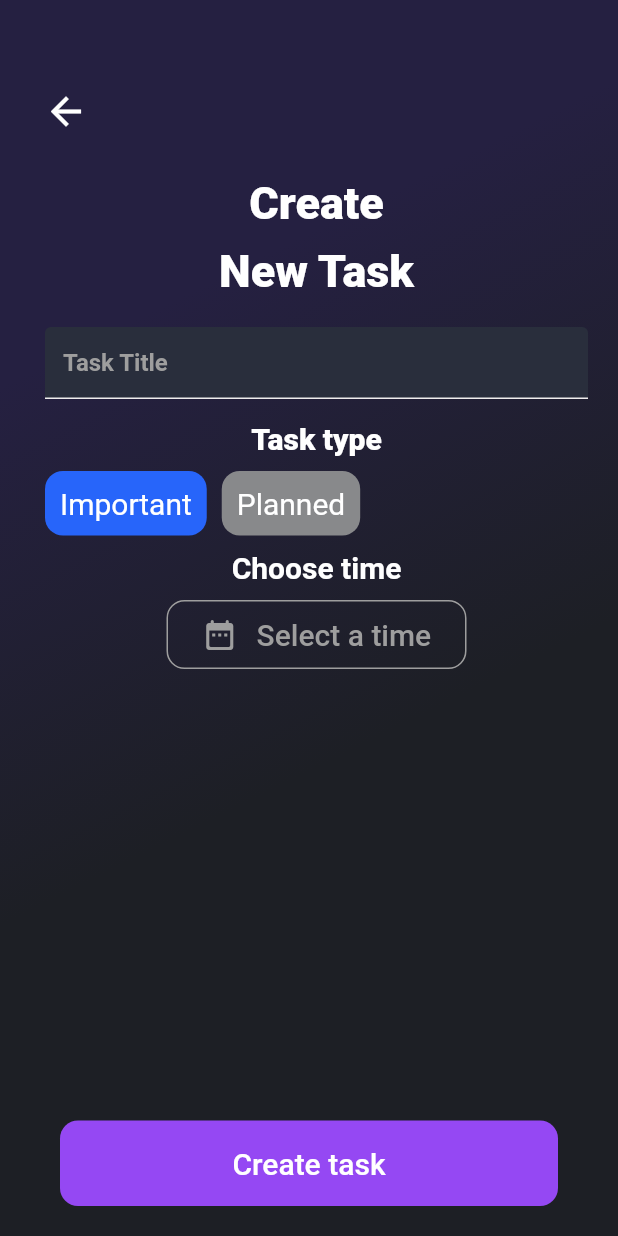
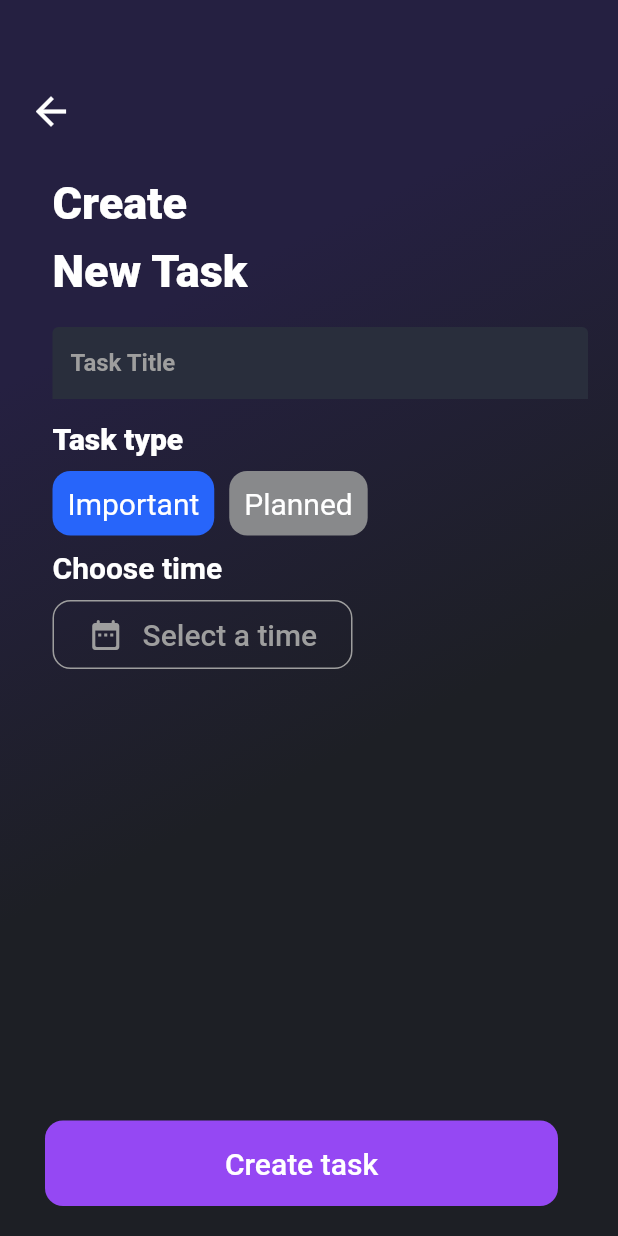
Before and after one commit to kishore-klassy/todoAPP, a Flutter app: the HomePage screen opened directly, item 2 of the bottom bar chosen, on a phone screen of 412 x 824 dp. Run offline on Flutter 3.47's test engine with Material 2 defaults, Android fonts, the phone set to English and light mode, and no system bars; our stand-ins replace flutter_slidable, google_fonts, hive, hive_flutter, lottie; missing offline and left inert: msh_checkbox; accounts and stored records are empty.

Commit message:
Version 2.2 successfull launch

```diff
--- a/lib/components/create_task_page.dart
+++ b/lib/components/create_task_page.dart
@@ -16,6 +16,7 @@ class CreateNewTaskPage extends StatefulWidget {
 }
 
 class _CreateNewTaskPageState extends State<CreateNewTaskPage> {
+
   TimeOfDay? _timeOfDay;
   void _showTimePicker() async {
     final selectedTime =
@@ -30,7 +31,7 @@ class _CreateNewTaskPageState extends State<CreateNewTaskPage> {
   @override
   Widget build(BuildContext context) {
     return Scaffold(
-      resizeToAvoidBottomInset:false ,
+        resizeToAvoidBottomInset: false,
         body: Container(
           decoration: const BoxDecoration(
               gradient: LinearGradient(
@@ -44,7 +45,7 @@ class _CreateNewTaskPageState extends State<CreateNewTaskPage> {
                   begin: Alignment(0, -1),
                   //end: Alignment(10, 10),
                   stops: [0.30, 1])),
-      padding: const EdgeInsets.only(top: 50, left: 20, right: 20),
+          padding: const EdgeInsets.only(top: 50, left: 10, right: 20),
           height: MediaQuery.of(context).size.height,
           width: MediaQuery.of(context).size.width,
           child: Column(
@@ -61,13 +62,17 @@ class _CreateNewTaskPageState extends State<CreateNewTaskPage> {
               const SizedBox(
                 height: 20,
               ),
-          Padding(padding: EdgeInsets.only(left: 10),child: Column(
-
+              Padding(
+                padding: EdgeInsets.only(left: 25),
+                child: Column(
+                  crossAxisAlignment: CrossAxisAlignment.start,
                   children: [
                     Text(
                       "Create",
                       style: GoogleFonts.aBeeZee(
-                fontSize: 30, fontWeight: FontWeight.w800, color: Colors.white),
+                          fontSize: 30,
+                          fontWeight: FontWeight.w800,
+                          color: Colors.white),
                     ),
                     const SizedBox(
                       height: 10,
@@ -75,7 +80,9 @@ class _CreateNewTaskPageState extends State<CreateNewTaskPage> {
                     Text(
                       "New Task",
                       style: GoogleFonts.aBeeZee(
-                fontSize: 30, fontWeight: FontWeight.w800, color: Colors.white),
+                          fontSize: 30,
+                          fontWeight: FontWeight.w800,
+                          color: Colors.white),
                     ),
                     const SizedBox(
                       height: 20,
@@ -89,15 +96,16 @@ class _CreateNewTaskPageState extends State<CreateNewTaskPage> {
                         decoration: const InputDecoration(
                           border: OutlineInputBorder(
                               borderSide: BorderSide.none,
-                    borderRadius: BorderRadius.all(Radius.circular(20))),
+                              borderRadius:
+                                  BorderRadius.all(Radius.circular(12))),
                           disabledBorder: OutlineInputBorder(
-                    borderRadius: BorderRadius.all(Radius.circular(12))),
+                              borderRadius:
+                                  BorderRadius.all(Radius.circular(12))),
                           hintText: "Task Title",
-                hintStyle:
-                    TextStyle(color: Colors.grey, fontWeight: FontWeight.w600),
-                enabledBorder: UnderlineInputBorder(
-                    borderSide:
-                        BorderSide(color: Color.fromARGB(255, 239, 237, 237))),
+                          hintStyle: TextStyle(
+                              color: Colors.grey, fontWeight: FontWeight.w600),
+                          enabledBorder:
+                              UnderlineInputBorder(borderSide: BorderSide.none),
                           fillColor: Color.fromARGB(255, 41, 46, 60),
                           filled: true,
                         )),
@@ -115,26 +123,30 @@ class _CreateNewTaskPageState extends State<CreateNewTaskPage> {
                     Row(
                       children: [
                         Container(
-                padding: const EdgeInsets.symmetric(vertical: 10, horizontal: 10),
+                          padding: const EdgeInsets.symmetric(
+                              vertical: 10, horizontal: 10),
                           decoration: BoxDecoration(
                               borderRadius: BorderRadius.circular(12),
                               color: const Color.fromARGB(255, 39, 101, 250)),
                           child: Text(
                             "Important",
-                  style: GoogleFonts.aBeeZee(color: Colors.white, fontSize: 20),
+                            style: GoogleFonts.aBeeZee(
+                                color: Colors.white, fontSize: 20),
                           ),
                         ),
                         const SizedBox(
                           width: 10,
                         ),
                         Container(
-                padding: const EdgeInsets.symmetric(vertical: 10, horizontal: 10),
+                          padding: const EdgeInsets.symmetric(
+                              vertical: 10, horizontal: 10),
                           decoration: BoxDecoration(
                               borderRadius: BorderRadius.circular(12),
                               color: const Color.fromARGB(255, 136, 137, 139)),
                           child: Text(
                             "Planned",
-                  style: GoogleFonts.aBeeZee(color: Colors.white, fontSize: 20),
+                            style: GoogleFonts.aBeeZee(
+                                color: Colors.white, fontSize: 20),
                           ),
                         ),
                       ],
@@ -142,7 +154,6 @@ class _CreateNewTaskPageState extends State<CreateNewTaskPage> {
                     const SizedBox(
                       height: 10,
                     ),
-
                     Text("Choose time",
                         style: GoogleFonts.aBeeZee(
                             color: Colors.white,
@@ -153,8 +164,8 @@ class _CreateNewTaskPageState extends State<CreateNewTaskPage> {
                       onTap: _showTimePicker,
                       child: Container(
                         constraints: const BoxConstraints(maxWidth: 200),
-                  padding:
-                      const EdgeInsets.symmetric(vertical: 10, horizontal: 10),
+                        padding: const EdgeInsets.symmetric(
+                            vertical: 10, horizontal: 10),
                         decoration: BoxDecoration(
                             borderRadius: BorderRadius.circular(12),
                             border: Border.all(color: Colors.grey)),
@@ -176,29 +187,33 @@ class _CreateNewTaskPageState extends State<CreateNewTaskPage> {
                       ),
                     ),
                   ],
-          ),),
-
+                ),
+              ),
               const SizedBox(
                 height: 100,
               ),
-
               const Spacer(),
               GestureDetector(
                   onTap: widget.onSave,
                   child: Center(
                     child: Container(
                       padding: const EdgeInsets.symmetric(vertical: 2),
-                  margin: const EdgeInsets.symmetric(horizontal: 20,vertical: 20),
+                      margin: const EdgeInsets.symmetric(
+                          horizontal: 20, vertical: 20),
                       width: double.maxFinite,
                       decoration: BoxDecoration(
                         borderRadius: BorderRadius.circular(12),
-                    gradient: const LinearGradient(colors: [
+                        gradient: const LinearGradient(
+                            colors: [
                               Color.fromRGBO(149, 72, 243, 1),
                               Color.fromRGBO(149, 72, 243, 1),
-                    ], stops: [
+                            ],
+                            stops: [
                               0.2,
                               0.8,
-                    ], begin: Alignment.centerLeft, end: Alignment.centerRight),
+                            ],
+                            begin: Alignment.centerLeft,
+                            end: Alignment.centerRight),
                       ),
                       //   child: Center(
                       //       child: Text(
@@ -206,7 +221,8 @@ class _CreateNewTaskPageState extends State<CreateNewTaskPage> {
                       //     style: GoogleFonts.aBeeZee(fontSize: 20, color: Colors.white),
                       //   )),
                       // ),
-                  child: MyButton(buttonName: "Create task", onPressed: widget.onSave),
+                      child: MyButton(
+                          buttonName: "Create task", onPressed: widget.onSave),
                     ),
                   ))
             ],
```
Also changed, not shown: lib/components/save_cancel_btn.dart (+20 -2 lines), lib/components/todo_tile.dart (+16 -15 lines), lib/pages/edit_task_page.dart (+5 -3 lines). Lines whose indentation alone changed are shown as unchanged.
